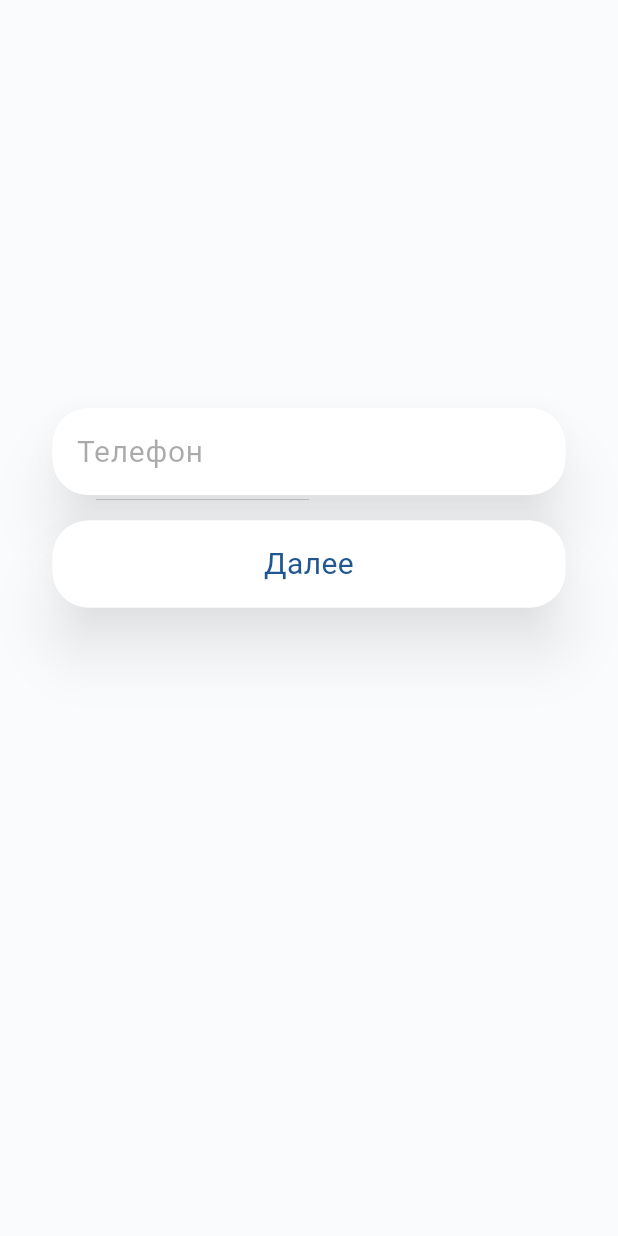
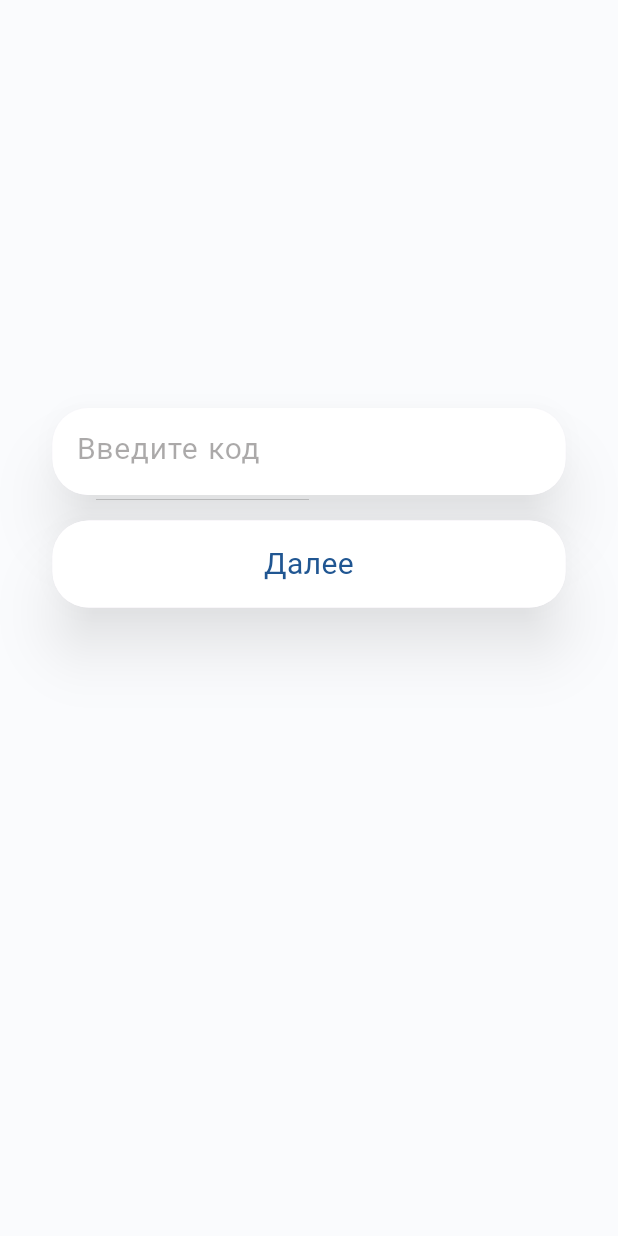
Before and after one commit to CartianFrei/Fade4sv, a Flutter app: the PhoneScreen screen opened directly, after a tap on "Далее", on a phone screen of 412 x 824 dp. Run offline on Flutter 3.47's test engine with Material 3 defaults, Android fonts, the phone set to English and light mode, and no system bars; our stand-ins replace mask_text_input_formatter.

Commit message:
for Fade's studying;

```diff
--- a/lib/features/login_screens/presentation/pages/phone_screen.dart
+++ b/lib/features/login_screens/presentation/pages/phone_screen.dart
@@ -1,6 +1,8 @@
+import 'package:fade4sv/features/login_screens/presentation/pages/verification_screen.dart';
 import 'package:fade4sv/features/login_screens/presentation/widgets/button_widget.dart';
 import 'package:fade4sv/features/login_screens/presentation/widgets/text_field_widget.dart';
 import 'package:flutter/material.dart';
+import 'package:mask_text_input_formatter/mask_text_input_formatter.dart';
 
 class PhoneScreen extends StatefulWidget {
   const PhoneScreen({super.key});
@@ -32,11 +34,22 @@ class _PhoneScreenState extends State<PhoneScreen> {
               focusNode: focusNode,
               hintText: 'Телефон',
               keyboardType: TextInputType.phone,
+              maxInputCount: 18,
+              inputFormatter: [
+                MaskTextInputFormatter(
+                    mask: '+# (###) ###-##-##',
+                    filter: {"#": RegExp(r'[0-9]')},
+                    type: MaskAutoCompletionType.lazy)
+              ],
               controller: controller),
           const SizedBox(height: 17.0),
-            ButtonWidget(function: () {}, text: 'Далее'),
+          ButtonWidget(
+              function: () => Navigator.of(context).push(MaterialPageRoute(
+                  builder: (context) => const VerificationScreen())),
+              text: 'Далее'),
         ],
-        ));
+      ),
+    );
   }
 
   @override
--- /dev/null
+++ b/lib/features/login_screens/presentation/pages/verification_screen.dart
@@ -0,0 +1,48 @@
+import 'package:fade4sv/features/login_screens/presentation/widgets/button_widget.dart';
+import 'package:fade4sv/features/login_screens/presentation/widgets/text_field_widget.dart';
+import 'package:flutter/material.dart';
+
+class VerificationScreen extends StatefulWidget {
+  const VerificationScreen({super.key});
+
+  @override
+  State<VerificationScreen> createState() => _VerificationScreenState();
+}
+
+class _VerificationScreenState extends State<VerificationScreen> {
+  final TextEditingController controller = TextEditingController();
+  final FocusNode focusNode = FocusNode();
+
+  void rebuild() => setState(() {});
+
+  @override
+  void initState() {
+    super.initState();
+    focusNode.addListener(rebuild);
+  }
+
+  @override
+  Widget build(BuildContext context) {
+    return Scaffold(
+        backgroundColor: const Color(0xFFFAFBFD),
+        body: Column(
+          children: [
+            const SizedBox(height: 272.0),
+            TextFieldWidget(
+                focusNode: focusNode,
+                hintText: 'Введите код',
+                maxInputCount: 4,
+                keyboardType: TextInputType.number,
+                controller: controller),
+            const SizedBox(height: 17.0),
+            ButtonWidget(function: () {}, text: 'Далее'),
+          ],
+        ));
+  }
+
+  @override
+  void dispose() {
+    super.dispose();
+    focusNode.removeListener(rebuild);
+  }
+}
--- a/lib/features/login_screens/presentation/widgets/text_field_widget.dart
+++ b/lib/features/login_screens/presentation/widgets/text_field_widget.dart
@@ -1,14 +1,19 @@
 import 'package:flutter/material.dart';
+import 'package:flutter/services.dart';
 
 class TextFieldWidget extends StatelessWidget {
   const TextFieldWidget(
       {super.key,
       required this.focusNode,
+      this.inputFormatter,
       required this.hintText,
       required this.keyboardType,
-      required this.controller});
+      required this.controller,
+      required this.maxInputCount});
 
+  final List<TextInputFormatter>? inputFormatter;
   final FocusNode focusNode;
+  final int maxInputCount;
   final String hintText;
   final TextInputType keyboardType;
   final TextEditingController controller;
@@ -24,7 +29,7 @@ class TextFieldWidget extends StatelessWidget {
             RoundedRectangleBorder(borderRadius: BorderRadius.circular(24.0)),
         child: Container(
           height: 58.0,
-          padding: const EdgeInsets.only(left: 16.0),
+          padding: const EdgeInsets.only(left: 16.0, bottom: 4.0),
           alignment: Alignment.center,
           decoration: BoxDecoration(
               color: Colors.white,
@@ -33,13 +38,17 @@ class TextFieldWidget extends StatelessWidget {
                   ? Border.all(color: const Color(0xFF205692), width: 2.0)
                   : null),
           child: TextField(
+            maxLength: maxInputCount,
+            onTapOutside: (_) => FocusScope.of(context).unfocus(),
+            inputFormatters: inputFormatter,
             controller: controller,
             focusNode: focusNode,
             cursorColor: const Color(0xFF2C2929),
             keyboardType: TextInputType.phone,
             decoration: InputDecoration(
+              counterText: "",
               border: const UnderlineInputBorder(borderSide: BorderSide.none),
-              hintText: 'Телефон',
+              hintText: hintText,
               hintStyle:
                   TextStyle(color: const Color(0xFF2C2929).withOpacity(0.40)),
             ),
--- a/pubspec.yaml
+++ b/pubspec.yaml
@@ -12,8 +12,8 @@ dependencies:
   flutter:
     sdk: flutter
 
-
   cupertino_icons: ^1.0.8
+  mask_text_input_formatter: ^2.9.0
 
 dev_dependencies:
   flutter_test:
```
Also changed, not shown: pubspec.lock. Lines whose indentation alone changed are shown as unchanged.
